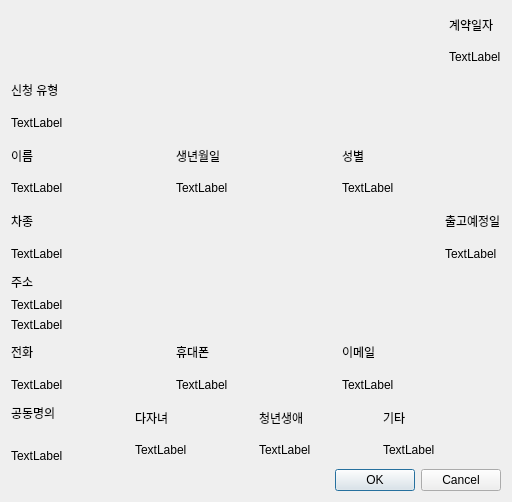
Before: the Qt Designer form ui/form.ui in Glen-Lee-glitch/new_viewer, drawn with Qt 5.
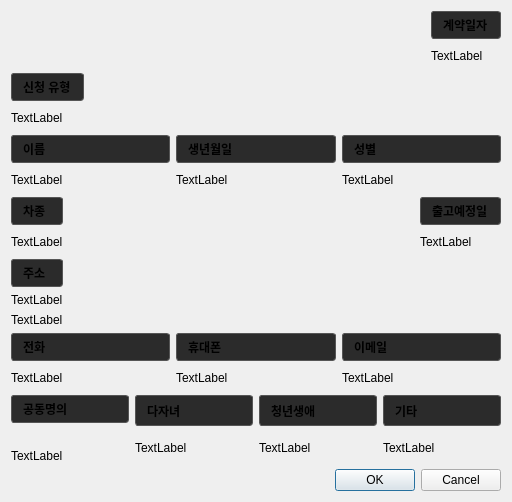
After: the same form once the commit is applied.

Commit message: ui: 항목명과 데이터 구분되도록 스타일 수정

```diff
--- a/ui/form.ui
+++ b/ui/form.ui
@@ -33,6 +33,15 @@
       <layout class="QVBoxLayout" name="verticalLayout_2">
        <item>
         <widget class="QLabel" name="label">
+         <property name="styleSheet">
+          <string>QLabel {
+    background-color: #2b2b2b;
+    border: 1px solid #555555;
+    border-radius: 3px;
+    padding: 4px 8px;
+    font-weight: bold;
+}</string>
+         </property>
          <property name="text">
           <string>계약일자</string>
          </property>
@@ -55,6 +64,15 @@
       <layout class="QVBoxLayout" name="verticalLayout_4">
        <item>
         <widget class="QLabel" name="label_3">
+         <property name="styleSheet">
+          <string>QLabel {
+    background-color: #2b2b2b;
+    border: 1px solid #555555;
+    border-radius: 3px;
+    padding: 4px 8px;
+    font-weight: bold;
+}</string>
+         </property>
          <property name="text">
           <string>신청 유형</string>
          </property>
@@ -90,6 +108,15 @@
       <layout class="QVBoxLayout" name="verticalLayout_3">
        <item>
         <widget class="QLabel" name="label_2">
+         <property name="styleSheet">
+          <string>QLabel {
+    background-color: #2b2b2b;
+    border: 1px solid #555555;
+    border-radius: 3px;
+    padding: 4px 8px;
+    font-weight: bold;
+}</string>
+         </property>
          <property name="text">
           <string>이름</string>
          </property>
@@ -108,6 +135,15 @@
       <layout class="QVBoxLayout" name="verticalLayout_5">
        <item>
         <widget class="QLabel" name="label_4">
+         <property name="styleSheet">
+          <string>QLabel {
+    background-color: #2b2b2b;
+    border: 1px solid #555555;
+    border-radius: 3px;
+    padding: 4px 8px;
+    font-weight: bold;
+}</string>
+         </property>
          <property name="text">
           <string>생년월일</string>
          </property>
@@ -126,6 +162,15 @@
       <layout class="QVBoxLayout" name="verticalLayout_6">
        <item>
         <widget class="QLabel" name="label_5">
+         <property name="styleSheet">
+          <string>QLabel {
+    background-color: #2b2b2b;
+    border: 1px solid #555555;
+    border-radius: 3px;
+    padding: 4px 8px;
+    font-weight: bold;
+}</string>
+         </property>
          <property name="text">
           <string>성별</string>
          </property>
@@ -148,6 +193,15 @@
       <layout class="QVBoxLayout" name="verticalLayout_7">
        <item>
         <widget class="QLabel" name="label_6">
+         <property name="styleSheet">
+          <string>QLabel {
+    background-color: #2b2b2b;
+    border: 1px solid #555555;
+    border-radius: 3px;
+    padding: 4px 8px;
+    font-weight: bold;
+}</string>
+         </property>
          <property name="text">
           <string>차종</string>
          </property>
@@ -179,6 +233,15 @@
       <layout class="QVBoxLayout" name="verticalLayout_9">
        <item>
         <widget class="QLabel" name="label_8">
+         <property name="styleSheet">
+          <string>QLabel {
+    background-color: #2b2b2b;
+    border: 1px solid #555555;
+    border-radius: 3px;
+    padding: 4px 8px;
+    font-weight: bold;
+}</string>
+         </property>
          <property name="text">
           <string>출고예정일</string>
          </property>
@@ -201,6 +264,15 @@
       <layout class="QVBoxLayout" name="verticalLayout_8">
        <item>
         <widget class="QLabel" name="label_7">
+         <property name="styleSheet">
+          <string>QLabel {
+    background-color: #2b2b2b;
+    border: 1px solid #555555;
+    border-radius: 3px;
+    padding: 4px 8px;
+    font-weight: bold;
+}</string>
+         </property>
          <property name="text">
           <string>주소</string>
          </property>
@@ -243,6 +315,15 @@
       <layout class="QVBoxLayout" name="verticalLayout_10">
        <item>
         <widget class="QLabel" name="label_9">
+         <property name="styleSheet">
+          <string>QLabel {
+    background-color: #2b2b2b;
+    border: 1px solid #555555;
+    border-radius: 3px;
+    padding: 4px 8px;
+    font-weight: bold;
+}</string>
+         </property>
          <property name="text">
           <string>전화</string>
          </property>
@@ -261,6 +342,15 @@
       <layout class="QVBoxLayout" name="verticalLayout_11">
        <item>
         <widget class="QLabel" name="label_10">
+         <property name="styleSheet">
+          <string>QLabel {
+    background-color: #2b2b2b;
+    border: 1px solid #555555;
+    border-radius: 3px;
+    padding: 4px 8px;
+    font-weight: bold;
+}</string>
+         </property>
          <property name="text">
           <string>휴대폰</string>
          </property>
@@ -279,6 +369,15 @@
       <layout class="QVBoxLayout" name="verticalLayout_12">
        <item>
         <widget class="QLabel" name="label_11">
+         <property name="styleSheet">
+          <string>QLabel {
+    background-color: #2b2b2b;
+    border: 1px solid #555555;
+    border-radius: 3px;
+    padding: 4px 8px;
+    font-weight: bold;
+}</string>
+         </property>
          <property name="text">
           <string>이메일</string>
          </property>
@@ -301,6 +400,15 @@
       <layout class="QVBoxLayout" name="verticalLayout_13">
        <item>
         <widget class="QLabel" name="label_12">
+         <property name="styleSheet">
+          <string>QLabel {
+    background-color: #2b2b2b;
+    border: 1px solid #555555;
+    border-radius: 3px;
+    padding: 4px 8px;
+    font-weight: bold;
+}</string>
+         </property>
          <property name="text">
           <string>공동명의</string>
          </property>
@@ -326,6 +434,15 @@
       <layout class="QVBoxLayout" name="verticalLayout_14">
        <item>
         <widget class="QLabel" name="label_13">
+         <property name="styleSheet">
+          <string>QLabel {
+    background-color: #2b2b2b;
+    border: 1px solid #555555;
+    border-radius: 3px;
+    padding: 4px 8px;
+    font-weight: bold;
+}</string>
+         </property>
          <property name="text">
           <string>다자녀</string>
          </property>
@@ -344,6 +461,15 @@
       <layout class="QVBoxLayout" name="verticalLayout_15">
        <item>
         <widget class="QLabel" name="label_14">
+         <property name="styleSheet">
+          <string>QLabel {
+    background-color: #2b2b2b;
+    border: 1px solid #555555;
+    border-radius: 3px;
+    padding: 4px 8px;
+    font-weight: bold;
+}</string>
+         </property>
          <property name="text">
           <string>청년생애</string>
          </property>
@@ -362,6 +488,15 @@
       <layout class="QVBoxLayout" name="verticalLayout_16">
        <item>
         <widget class="QLabel" name="label_15">
+         <property name="styleSheet">
+          <string>QLabel {
+    background-color: #2b2b2b;
+    border: 1px solid #555555;
+    border-radius: 3px;
+    padding: 4px 8px;
+    font-weight: bold;
+}</string>
+         </property>
          <property name="text">
           <string>기타</string>
          </property>
```
